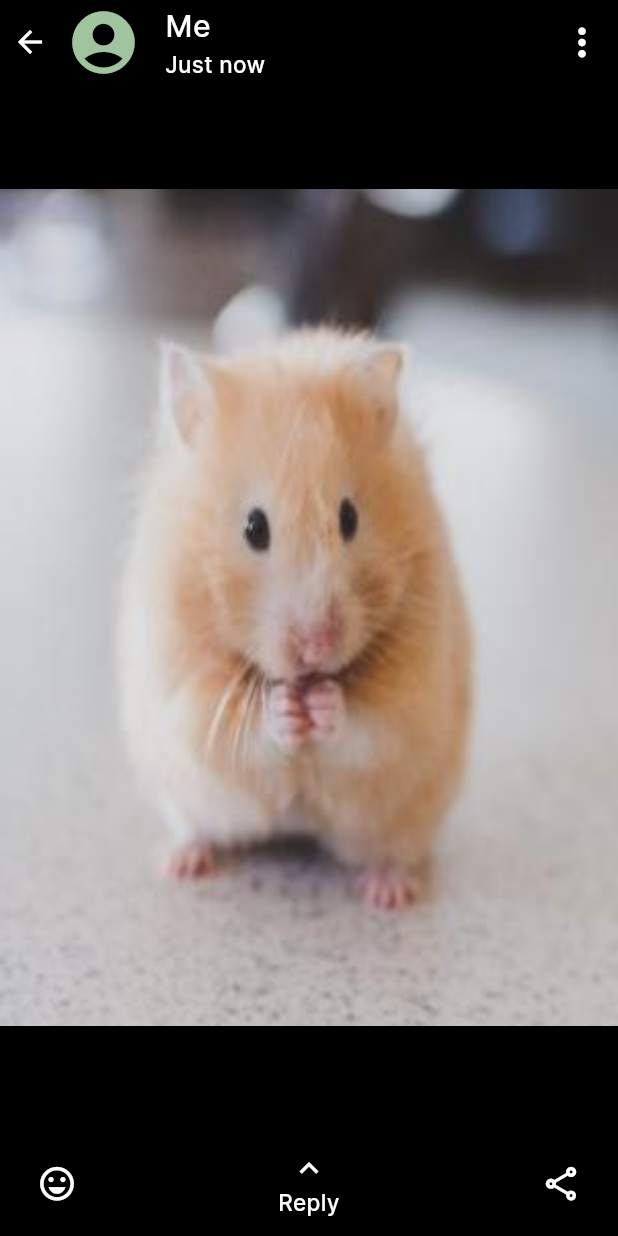
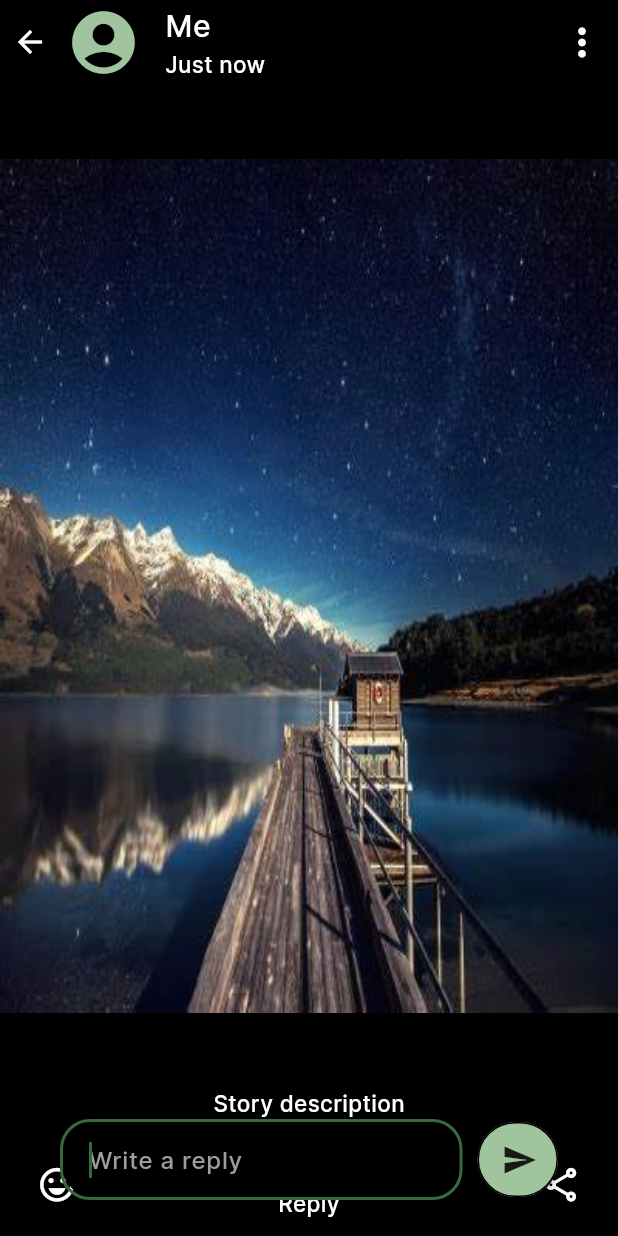
Before and after one commit to Medvike/appCo, a Flutter app: the StoryScreen screen opened by its route, after a tap on "Reply", on a phone screen of 412 x 824 dp. Run offline on Flutter 3.47's test engine with Material 2 defaults, Android fonts, the phone set to English and light mode, and no system bars; our stand-ins replace get, shared_preferences; missing offline and left inert: swipe_widget; accounts and stored records are empty.

Commit message:
Edit story as a bottom sheet screen

```diff
--- a/lib/features/story/storyScreen.dart
+++ b/lib/features/story/storyScreen.dart
@@ -1,20 +1,27 @@
 
 
+import 'package:app_co/features/story/showStoryBottomSheet.dart';
 import 'package:app_co/features/story/storyWidgets/storyAppBarComponents/appBarTitle.dart';
 import 'package:app_co/features/story/storyWidgets/storyAppBarComponents/optionsButton.dart';
 import 'package:app_co/features/story/storyWidgets/storyBody.dart';
 import 'package:app_co/features/story/storyWidgets/storyBottomBar.dart';
+import 'package:app_co/features/story/storyWidgets/storyGestureParent.dart';
 import 'package:app_co/utils/images.dart';
 import 'package:app_co/utils/styles.dart';
 import 'package:flutter/material.dart';
 import 'package:get/get.dart';
+import 'package:swipe_widget/swipe_widget.dart';
+
+import 'storyWidgets/storyBottomBarComponents/storyBottomRowComponents/storyViewComponents/storyViewSheet.dart';
 
 class StoryScreen extends StatelessWidget {
   const StoryScreen({super.key});
 
   @override
   Widget build(BuildContext context) {
-    return Scaffold(
+    return StoryGestureParent(
+      child:  Scaffold(
+        resizeToAvoidBottomInset: false,
         appBar: AppBar(
           backgroundColor: Colors.transparent,
           leadingWidth: 12,
@@ -27,15 +34,19 @@ class StoryScreen extends StatelessWidget {
         backgroundColor: Colors.black,
 
         body: Container(
-        child: const Column(
+          height: Get.height,
+          child:  Column(
             mainAxisAlignment: MainAxisAlignment.center,
             children: [
 
-            StoryBody(),
-
-            StoryBottomBar(),
+             const StoryBody(),
+              Text("Story description", style: MyStyles.style15.copyWith(color: Colors.white),),
+              const SizedBox(height: 20,),
+              const StoryBottomBar(),
+              const SizedBox(height: 10,)
             ],
           ),
+        )
       ),
     );
   }
--- a/lib/features/story/storyWidgets/storyBody.dart
+++ b/lib/features/story/storyWidgets/storyBody.dart
@@ -8,9 +8,9 @@ class StoryBody extends StatelessWidget {
   @override
   Widget build(BuildContext context) {
     return Expanded(
-      flex: 10,
+      flex: 8,
       child: Container(
-        margin: EdgeInsets.symmetric(vertical: 70),
+        margin: EdgeInsets.symmetric(vertical: 50),
         child: Image(
           image: AssetImage(
               MyImages.storyLocalImage
--- a/lib/features/story/storyWidgets/storyBottomBar.dart
+++ b/lib/features/story/storyWidgets/storyBottomBar.dart
@@ -8,13 +8,11 @@ class StoryBottomBar extends StatelessWidget {
 
   @override
   Widget build(BuildContext context) {
-    return  Expanded(
-      child: Container(
-        margin: EdgeInsets.symmetric(horizontal: 10),
-        width: Get.width,
-        //color: Colors.white,
-        child: StoryBottomBarActionRow()
-      ),
+    return  Container(
+      margin: EdgeInsets.symmetric(horizontal: 10),
+      width: Get.width,
+      //color: Colors.white,
+      child: StoryBottomBarActionRow()
     );
   }
 }
--- a/lib/features/story/storyWidgets/storyBottomBarComponents/storyBottomRowComponents/storyBottomReplyButton.dart
+++ b/lib/features/story/storyWidgets/storyBottomBarComponents/storyBottomRowComponents/storyBottomReplyButton.dart
@@ -1,5 +1,9 @@
+import 'package:app_co/utils/colors.dart';
 import 'package:app_co/utils/styles.dart';
 import 'package:flutter/material.dart';
+import 'package:get/get.dart';
+
+import 'storyReplyComponents/storyReplySheet.dart';
 
 class StoryBottomReplyButton extends StatelessWidget {
   const StoryBottomReplyButton({super.key});
@@ -27,7 +31,7 @@ class StoryBottomReplyButton extends StatelessWidget {
             ),
           ],
         ),
-        onTap: () {},
+        onTap: () => storyReplySheet(context)
       ),
     );
   }
--- a/lib/features/story/storyWidgets/storyBottomBarComponents/storyBottomRowComponents/storyBottomViewButton.dart
+++ b/lib/features/story/storyWidgets/storyBottomBarComponents/storyBottomRowComponents/storyBottomViewButton.dart
@@ -20,7 +20,7 @@ class StoryBottomViewButton extends StatelessWidget {
             Text("View", style: MyStyles.style15.copyWith(color: Colors.white), textAlign: TextAlign.center,),
           ],
         ),
-        onTap: ()=>storyReplySheet(context),
+        onTap: ()=>storyViewSheet(context),
       ),
     );
   }
--- /dev/null
+++ b/lib/features/story/storyWidgets/storyBottomBarComponents/storyBottomRowComponents/storyReplyComponents/replySheetCom/replySendButton.dart
@@ -0,0 +1,26 @@
+import 'package:app_co/utils/colors.dart';
+import 'package:flutter/material.dart';
+import 'package:get/get.dart';
+
+class ReplySendButton extends StatelessWidget {
+  const ReplySendButton({super.key});
+
+  @override
+  Widget build(BuildContext context) {
+    return  Expanded(
+      child: SizedBox(
+        height: 50,
+        child: MaterialButton(
+          onPressed: (){
+            Get.back();
+          },
+          child: Icon(Icons.send),
+          color: MyColors.green,
+          shape: OutlineInputBorder(
+              borderRadius: BorderRadius.all(Radius.circular(50))
+          ),
+        ),
+      ),
+    );
+  }
+}
--- /dev/null
+++ b/lib/features/story/storyWidgets/storyBottomBarComponents/storyBottomRowComponents/storyReplyComponents/replySheetCom/replyTextField.dart
@@ -0,0 +1,24 @@
+import 'package:flutter/material.dart';
+
+class ReplyTextField extends StatelessWidget {
+  const ReplyTextField({super.key});
+
+  @override
+  Widget build(BuildContext context) {
+    return const Expanded(
+      flex: 5,
+      child: TextField(
+        autofocus: true,
+        style: TextStyle(color: Colors.white),
+        decoration: InputDecoration(
+            contentPadding: EdgeInsets.all(15),
+            hintText: "Write a reply",
+            hintStyle: TextStyle(color: Colors.grey),
+            border: OutlineInputBorder(
+                borderRadius: BorderRadius.all(Radius.circular(20))
+            )
+        ),
+      ),
+    );
+  }
+}
--- /dev/null
+++ b/lib/features/story/storyWidgets/storyBottomBarComponents/storyBottomRowComponents/storyReplyComponents/storyReplySheet.dart
@@ -0,0 +1,27 @@
+import 'package:app_co/features/story/storyWidgets/storyBottomBarComponents/storyBottomRowComponents/storyReplyComponents/replySheetCom/replySendButton.dart';
+import 'package:app_co/features/story/storyWidgets/storyBottomBarComponents/storyBottomRowComponents/storyReplyComponents/replySheetCom/replyTextField.dart';
+import 'package:flutter/material.dart';
+import 'package:get/get.dart';
+
+storyReplySheet(BuildContext context) {
+  showDialog(
+    barrierColor: Colors.transparent,
+    context: context, builder: (context) {
+    return AlertDialog(
+      backgroundColor: Colors.black,
+      contentPadding: EdgeInsets.zero,
+      alignment:Alignment.bottomCenter ,
+      scrollable: true,
+      content: SizedBox(
+        width: Get.width,
+        child:const Row(
+          children: [
+            ReplyTextField(),
+            SizedBox(width: 10,),
+           ReplySendButton()
+          ],
+        ),
+      ),
+    );
+  },);
+}
--- /dev/null
+++ b/lib/features/story/storyWidgets/storyGestureParent.dart
@@ -0,0 +1,24 @@
+import 'package:app_co/features/story/storyWidgets/storyBottomBarComponents/storyBottomRowComponents/storyReplyComponents/storyReplySheet.dart';
+import 'package:flutter/material.dart';
+import 'package:get/get.dart';
+
+import 'storyBottomBarComponents/storyBottomRowComponents/storyViewComponents/storyViewSheet.dart';
+
+class StoryGestureParent extends StatelessWidget {
+  final Widget child;
+  const StoryGestureParent({super.key, required this.child});
+
+  @override
+  Widget build(BuildContext context) {
+    return GestureDetector(
+      child: child,
+        onVerticalDragUpdate: (details) {
+      int sensitivity = 8;
+      if (details.delta.dy > sensitivity) {
+        Get.back();
+      } else if(details.delta.dy < -sensitivity){
+        Get.parameters['story'] == "me" ? storyViewSheet(context) : storyReplySheet(context);
+      }
+    });
+  }
+}
--- a/lib/utils/images.dart
+++ b/lib/utils/images.dart
@@ -23,7 +23,7 @@ class MyImages{
 
   static const String imagesRoot = "assets/images";
 
-  static const String storyLocalImage = "$imagesRoot/storyImg.PNG";
+  static const String storyLocalImage = "$imagesRoot/w2.png";
 
 
 }
--- a/pubspec.yaml
+++ b/pubspec.yaml
@@ -37,6 +37,7 @@ dependencies:
   cupertino_icons: ^1.0.2
   get: ^4.6.5
   shared_preferences: ^2.2.0
+  swipe_widget: ^0.0.2+1
 
 dev_dependencies:
   flutter_test:
```
Also changed, not shown: lib/features/auth/splashScreen.dart (+5 -2 lines), lib/features/story/showStoryBottomSheet.dart (added, +19 -0 lines), lib/features/story/storyWidgets/storyBottomBarComponents/storyBottomRowComponents/storyViewComponents/storyViewSheet.dart (+8 -4 lines), assets/images/w2.png (added), pubspec.lock, 1 other file. Lines whose indentation alone changed are shown as unchanged.
